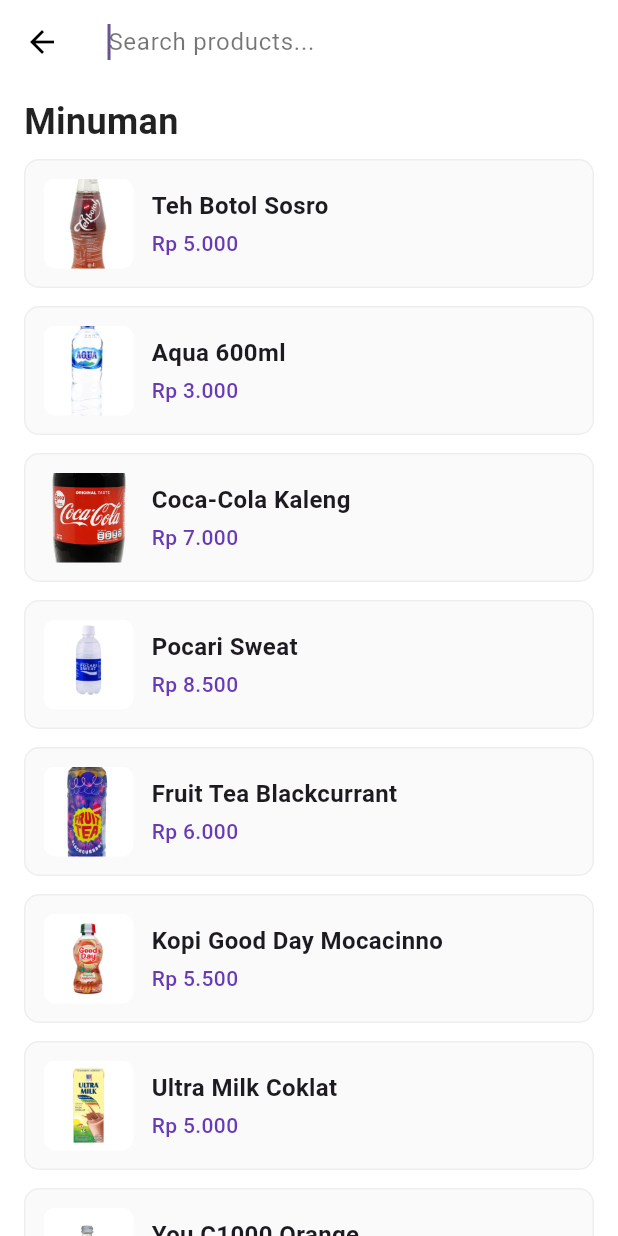
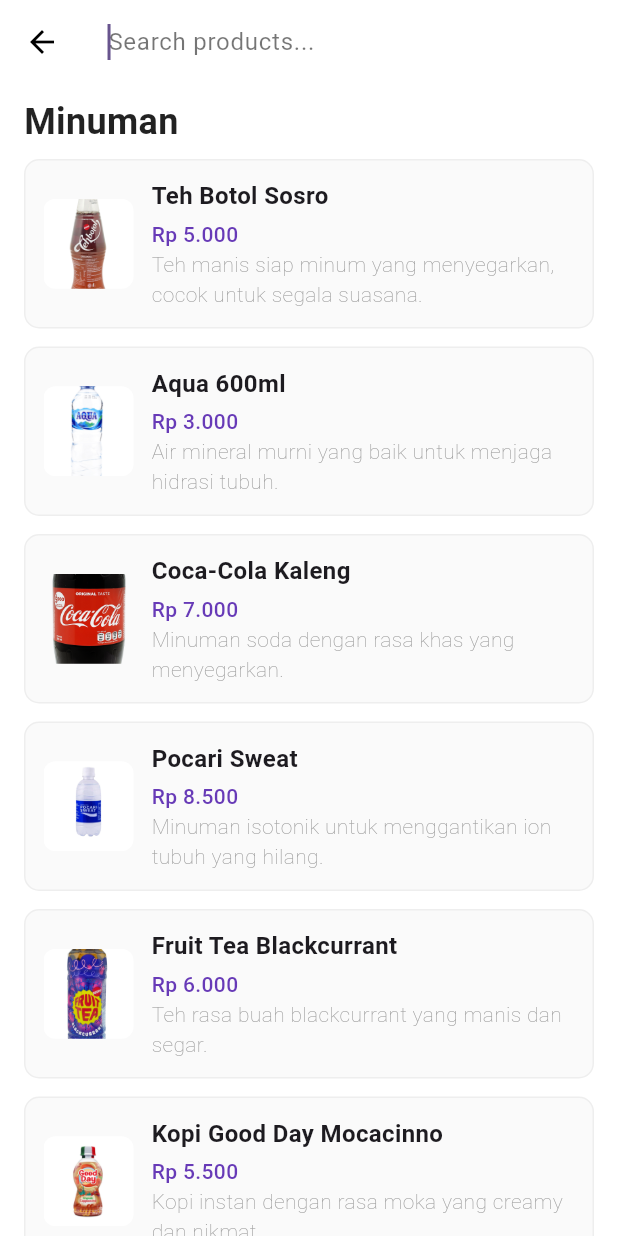
Before and after one commit to FarahAzhari/ppkdjp_flutter, a Flutter app: the ModelWidget screen opened directly, on a phone screen of 412 x 824 dp. Run offline on Flutter 3.47's test engine with Material 3 defaults, Android fonts, the phone set to English and light mode, and no system bars.

Commit message:
Revisi: Add Description into Tugas 9 Flutter

```diff
--- a/lib/meet_sembilan/tugas_sembilan/model_widget.dart
+++ b/lib/meet_sembilan/tugas_sembilan/model_widget.dart
@@ -181,6 +181,14 @@
                                 fontWeight: FontWeight.w500,
                               ),
                             ),
+                            Text(
+                              product.productDescription ?? '-',
+                              style: TextStyle(
+                                fontSize: 14,
+                                color: Colors.grey[500],
+                                fontWeight: FontWeight.w100,
+                              ),
+                            ),
                           ],
                         ),
                       ),
```
